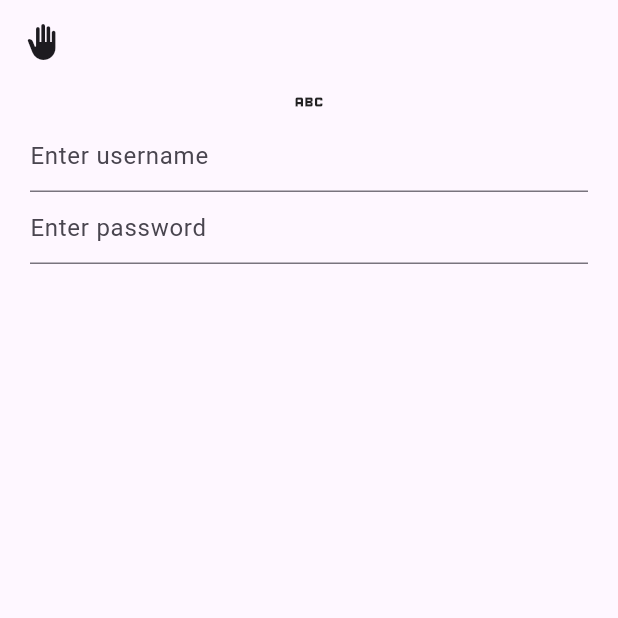
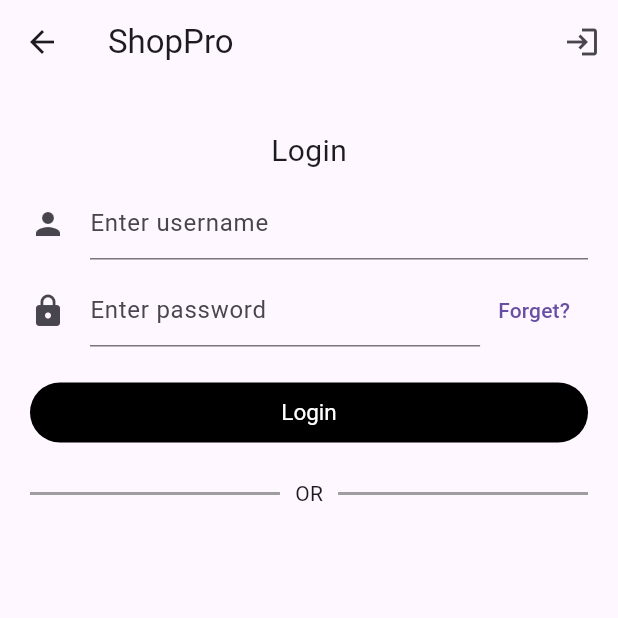
Before and after one commit to Kalhum/ShopPro, a Flutter app: the screen it shows after launch, on a phone screen of 412 x 824 dp, the top half of it. Run offline on Flutter 3.47's test engine with Material 3 defaults, Android fonts, the phone set to English and light mode, and no system bars.

Commit message:
Update login.dart

```diff
--- a/shoppro/lib/login.dart
+++ b/shoppro/lib/login.dart
@@ -11,18 +11,90 @@ class _LoginScreenState extends State<LoginScreen> {
   @override
   Widget build(BuildContext context) {
     return Scaffold(
-        appBar: AppBar(
-      leading: IconButton(onPressed: () {}, icon: Icon(Icons.back_hand))),
+      appBar: AppBar(
+        leading: IconButton(
+            onPressed: () {
+              print(const Text("back"));
+            },
+            icon: const Icon(Icons.arrow_back)),
+        title: const Text("ShopPro"),
+        actions: [
+          IconButton(
+              onPressed: () {
+                print(const Text("login"));
+              },
+              icon: const Icon(Icons.login))
+        ],
+      ),
       body: Padding(
-        padding: EdgeInsets.symmetric(horizontal: 20),
+        padding: const EdgeInsets.symmetric(vertical: 30, horizontal: 20),
         child: Column(
           children: [
-            Icon(Icons.abc),
-            TextField(
-              decoration: InputDecoration(hintText: "Enter username"),
+            const Text(
+              "Login",
+              style: TextStyle(fontSize: 20),
             ),
-            TextField(
-              decoration: InputDecoration(hintText: "Enter password"),
+            const Padding(
+              padding: EdgeInsets.symmetric(vertical: 10),
+              child: TextField(
+                decoration: InputDecoration(
+                    icon: Icon(Icons.person), hintText: "Enter username"),
+              ),
+            ),
+            Row(
+              children: [
+                const Expanded(
+                  child: TextField(
+                    decoration: InputDecoration(
+                      icon: Icon(Icons.lock),
+                      hintText: "Enter password",
+                    ),
+                  ),
+                ),
+                TextButton(
+                    onPressed: () {
+                      print("Forget?");
+                    },
+                    child: const Text("Forget?"))
+              ],
+            ),
+            Row(
+              children: [
+                Expanded(
+                  child: Padding(
+                      padding: const EdgeInsets.symmetric(vertical: 20),
+                      child: TextButton(
+                        onPressed: () {
+                          print("Login");
+                        },
+                        child: const Text("Login"),
+                        style: TextButton.styleFrom(
+                            foregroundColor: const Color.fromARGB(255, 255, 255, 255),
+                            backgroundColor: const Color.fromRGBO(0, 0, 0, 1),
+                            padding: const EdgeInsets.symmetric(horizontal: 20),
+                            textStyle: const TextStyle(fontSize: 15)),
+                      )),
+                ),
+              ],
+            ),
+            const Row(
+              children: [
+                Expanded(
+                  child: Divider(
+                    color: Colors.grey,
+                    thickness: 2,
+                    endIndent: 10,
+                  ),
+                ),
+                Text("OR"),
+                const Expanded(
+                  child: Divider(
+                    color: Colors.grey,
+                    thickness: 2,
+                    indent: 10,
+                  ),
+                ),
+              ],
             )
           ],
         ),
```
